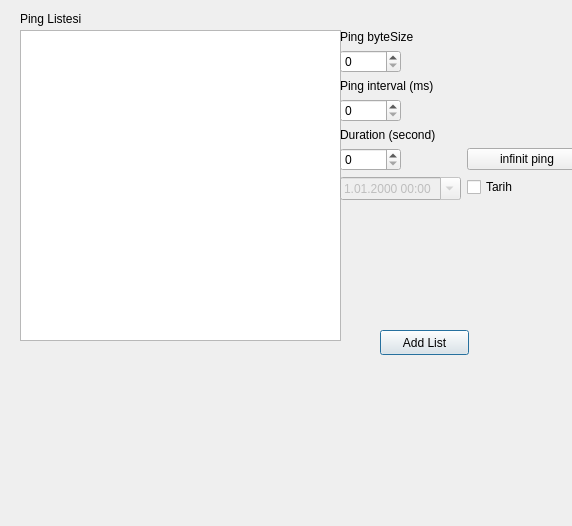
This is QTDesigns/PingWindow.ui in Gorkembukel/MonitorNetworkConnectivity as Qt 5 draws it before an edit. The edited form follows.
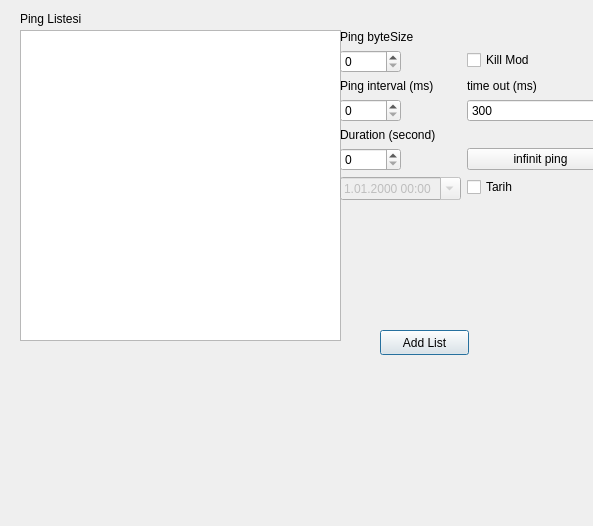
This is the edited form.

What changed in the file:
```diff
--- a/QTDesigns/PingWindow.ui
+++ b/QTDesigns/PingWindow.ui
@@ -6,7 +6,7 @@
    <rect>
     <x>0</x>
     <y>0</y>
-    <width>572</width>
+    <width>593</width>
     <height>526</height>
    </rect>
   </property>
@@ -54,7 +54,7 @@
     <rect>
      <x>340</x>
      <y>30</y>
-     <width>247</width>
+     <width>274</width>
      <height>316</height>
     </rect>
    </property>
@@ -80,13 +80,6 @@
       </property>
      </widget>
     </item>
-    <item row="10" column="0">
-     <widget class="QSpinBox" name="spinBox_interval">
-      <property name="maximum">
-       <number>99999</number>
-      </property>
-     </widget>
-    </item>
     <item row="15" column="0">
      <widget class="QLabel" name="label_duration">
       <property name="text">
@@ -134,6 +127,40 @@
       </property>
      </widget>
     </item>
+    <item row="3" column="1">
+     <widget class="QCheckBox" name="checkBox_KillMod">
+      <property name="enabled">
+       <bool>true</bool>
+      </property>
+      <property name="text">
+       <string>Kill Mod</string>
+      </property>
+     </widget>
+    </item>
+    <item row="10" column="0">
+     <widget class="QSpinBox" name="spinBox_interval">
+      <property name="maximum">
+       <number>99999</number>
+      </property>
+     </widget>
+    </item>
+    <item row="10" column="1">
+     <widget class="QSpinBox" name="spinBox_timeout">
+      <property name="maximum">
+       <number>99999</number>
+      </property>
+      <property name="value">
+       <number>300</number>
+      </property>
+     </widget>
+    </item>
+    <item row="9" column="1">
+     <widget class="QLabel" name="label_4">
+      <property name="text">
+       <string>time out (ms)</string>
+      </property>
+     </widget>
+    </item>
    </layout>
   </widget>
  </widget>
```
Left out of the diff: 64 changed lines with no effect on the pictures.
